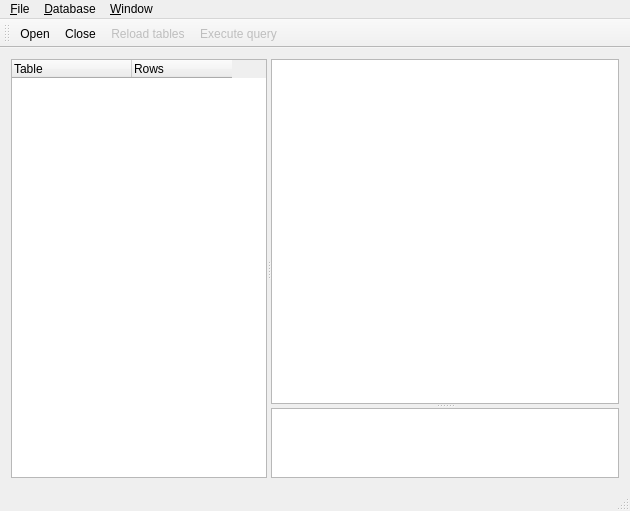
This is mainwindow.ui in Mange/DBLite as Qt 5 draws it before an edit. The edited form follows.
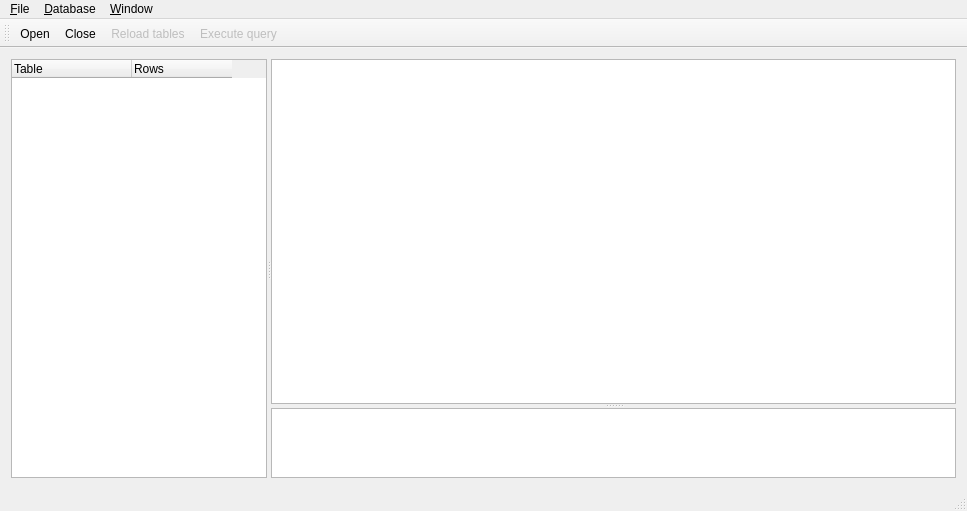
This is the edited form. Icons and pictures are not drawn.

Commit message: Gave the main window a new default size

The edit to the form file:
```diff
--- a/mainwindow.ui
+++ b/mainwindow.ui
@@ -6,7 +6,7 @@
    <rect>
     <x>0</x>
     <y>0</y>
-    <width>630</width>
+    <width>967</width>
     <height>511</height>
    </rect>
   </property>
@@ -98,7 +98,7 @@
     <rect>
      <x>0</x>
      <y>0</y>
-     <width>630</width>
+     <width>967</width>
      <height>26</height>
     </rect>
    </property>
```
